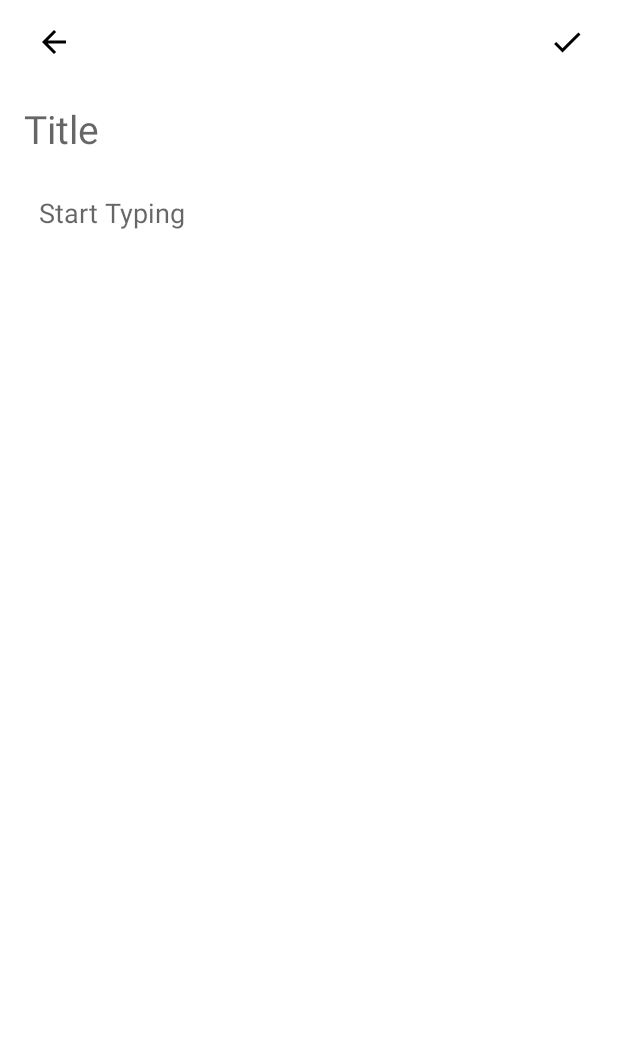
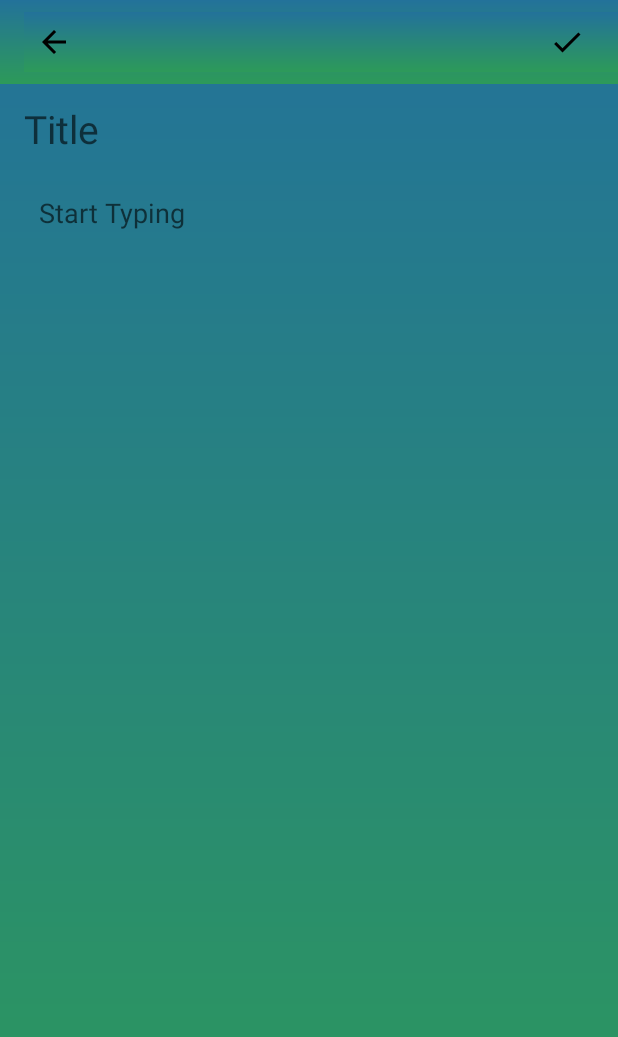
Before and after one commit to sakthi-dotcom/Notes, an Android app: the AddNote screen opened directly, with no data from a screen before it, on a phone screen of 412 x 824 dp. Before the commit the part shown is almost empty. Shown: the top 1037 px of the screen. Run offline under Robolectric (Android 15) with nearby library versions, the phone set to English and light mode, and no system bars.

Commit message:
updated_commit

```diff
--- a/app/src/main/java/com/example/notes/MainActivity.kt
+++ b/app/src/main/java/com/example/notes/MainActivity.kt
@@ -5,13 +5,11 @@ import android.content.Intent
 import androidx.appcompat.app.AppCompatActivity
 import android.os.Bundle
 import android.view.MenuItem
-import android.view.View
 import android.widget.LinearLayout
 import android.widget.PopupMenu
 import android.widget.SearchView
 import androidx.activity.result.contract.ActivityResultContracts
 import androidx.cardview.widget.CardView
-import androidx.lifecycle.ViewModel
 import androidx.lifecycle.ViewModelProvider
 import androidx.recyclerview.widget.StaggeredGridLayoutManager
 import com.example.notes.Database.NoteDatabase
--- /dev/null
+++ b/app/src/main/res/drawable/gradient_color.xml
@@ -0,0 +1,8 @@
+<?xml version="1.0" encoding="utf-8"?>
+<shape xmlns:android="http://schemas.android.com/apk/res/android"
+    android:shape="rectangle">
+    <gradient
+        android:startColor="#ff2d9a59"
+        android:endColor="#ff23729a"
+        android:angle="90" />
+</shape>
--- a/app/src/main/res/layout/activity_add_note.xml
+++ b/app/src/main/res/layout/activity_add_note.xml
@@ -3,6 +3,7 @@
     xmlns:app="http://schemas.android.com/apk/res-auto"
     xmlns:tools="http://schemas.android.com/tools"
     android:layout_width="match_parent"
+    android:background="@drawable/gradient_color"
     android:layout_height="match_parent"
     tools:context=".AddNote">
 
@@ -10,7 +11,7 @@
         android:id="@+id/toolbar"
         android:layout_width="match_parent"
         android:layout_height="wrap_content"
-        android:background="@color/white"
+        android:background="@drawable/gradient_color"
         android:minHeight="?attr/actionBarSize"
         android:theme="?attr/actionBarTheme"
         app:layout_constraintEnd_toEndOf="parent"
@@ -19,7 +20,8 @@
 
         <RelativeLayout
             android:layout_width="wrap_content"
-            android:layout_height="wrap_content">
+            android:layout_height="wrap_content"
+            android:background="@drawable/gradient_color">
 
             <ImageView
                 android:id="@+id/img_back_arrow"
--- a/app/src/main/res/layout/activity_main.xml
+++ b/app/src/main/res/layout/activity_main.xml
@@ -4,12 +4,13 @@
     xmlns:tools="http://schemas.android.com/tools"
     android:layout_width="match_parent"
     android:layout_height="match_parent"
+    android:background="@drawable/gradient_color"
     tools:context=".MainActivity">
 
     <SearchView
         android:id="@+id/searchView"
         android:layout_width="match_parent"
-        android:layout_margin="16dp"
+        android:layout_margin="8dp"
         android:elevation="8dp"
         android:queryHint="Search Notes"
         android:iconifiedByDefault="false"
@@ -27,8 +28,7 @@
         app:layout_constraintEnd_toEndOf="parent"
         app:layout_constraintBottom_toBottomOf="parent"
         app:layout_constraintTop_toBottomOf="@id/searchView"
-        tools:listitem="@layout/list_item"
-         />
+        tools:listitem="@layout/list_item" />
 
     <com.google.android.material.floatingactionbutton.FloatingActionButton
         android:id="@+id/fb_add_note"
```
Also changed, not shown: app/src/main/java/com/example/notes/AddNote.kt (+18 -13 lines), app/src/main/res/values/themes.xml (+17 -0 lines).
